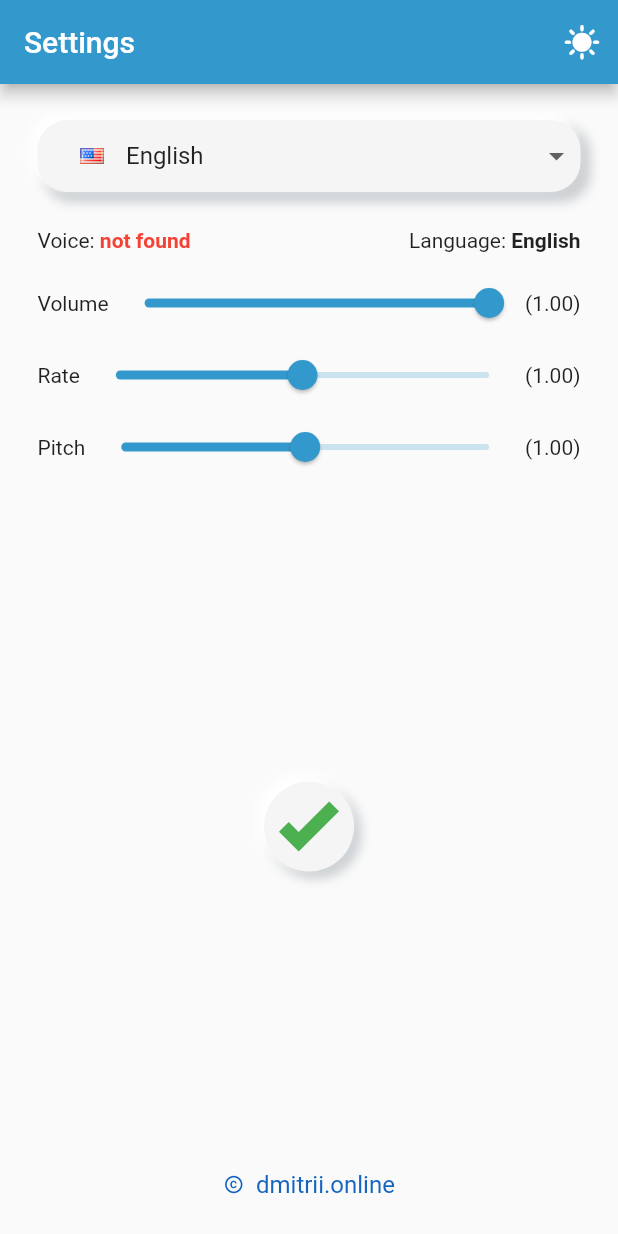
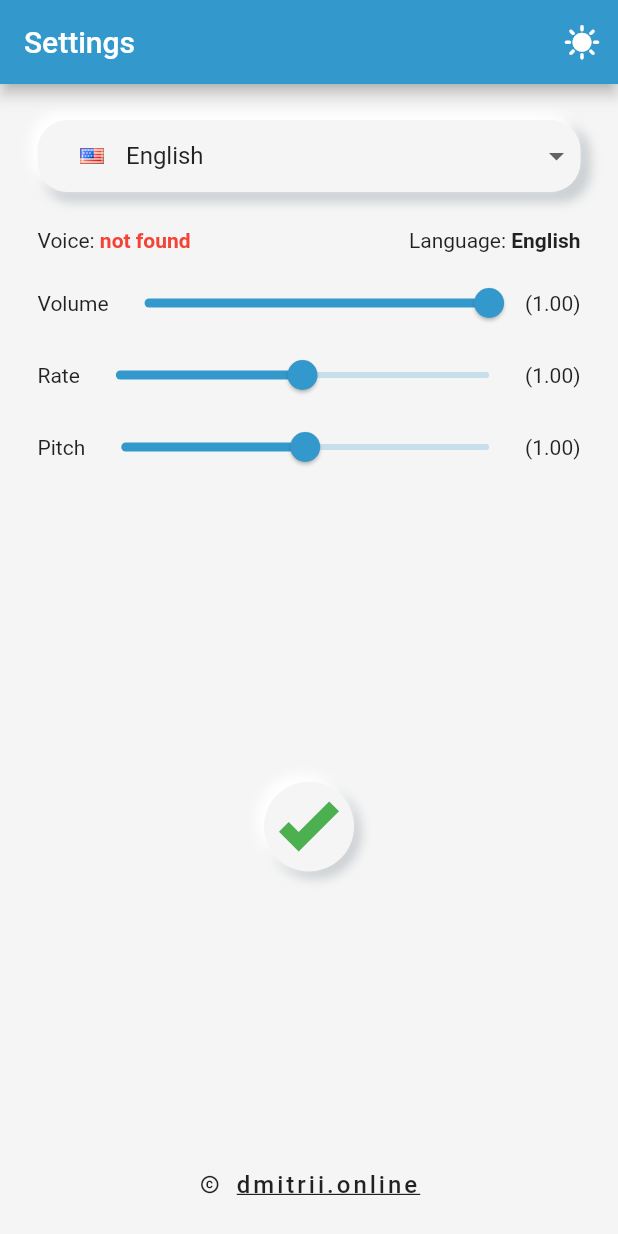
Before and after one commit to d1ment0r/learn_numbers, a Flutter app: the screen it shows after launch, on a phone screen of 412 x 824 dp. Run offline on Flutter 3.47's test engine with Material 2 defaults, Android fonts, the phone set to English and light mode, and no system bars; our stand-ins replace animated_theme_switcher, equatable, flutter_bloc, flutter_inset_box_shadow, flutter_native_splash, flutter_svg and 3 more; missing offline and left inert: number_to_words, text_to_speech, translator; accounts and stored records are empty.

```diff
--- a/lib/screens/settings_screen.dart
+++ b/lib/screens/settings_screen.dart
@@ -299,16 +299,22 @@ class _CSettingsScreenState extends State<SettingsScreen> {
                   },
                   child: Row(
                     mainAxisAlignment: MainAxisAlignment.center,
-                    children: [
+                    children: const [
                       Icon(
                         Icons.copyright,
                         size: 14.0,
-                        color: Colors.blue.shade800,
+                      ),
+                      SizedBox(
+                        width: 10,
                       ),
                       Text(
-                        '  dmitrii.online',
+                        'dmitrii.online',
                         style: TextStyle(
-                            fontSize: 16.0, color: Colors.blue.shade800),
+                          fontSize: 16.0,
+                          fontWeight: FontWeight.w500,
+                          letterSpacing: 2.0,
+                          decoration: TextDecoration.underline,
+                        ),
                       )
                     ],
                   ),
--- a/lib/themes/theme.dart
+++ b/lib/themes/theme.dart
@@ -1,6 +1,7 @@
 import 'package:flutter/material.dart';
 
 ThemeData lightTheme = ThemeData.light().copyWith(
+  scaffoldBackgroundColor: lithAppColors,
   colorScheme: const ColorScheme.light(
     brightness: Brightness.light,
     primary: Color(0xFF3399cc),
@@ -11,12 +12,18 @@ ThemeData lightTheme = ThemeData.light().copyWith(
     // фон AppBar
     surface: Color(0xFF3399CC),
   ),
+  bottomNavigationBarTheme: const BottomNavigationBarThemeData(
+    backgroundColor: Color(0xFF006a9b),
+    selectedItemColor: Colors.white70,
+    unselectedItemColor: Colors.black87,
+  ),
   dividerTheme: const DividerThemeData(
     color: Color(0xFF3399CC),
   ),
 );
 
 Color lithAppColors = Colors.grey.shade100;
+// Color lithAppColors = const Color(0xFF70c9ff);
 Color lithAppShadowTop = const Color(0xFFFFFFFF);
 Color lithAppShadowBottom = const Color(0xffccd0d3);
 Color lithAppTextColor = const Color(0xff333333);
```
